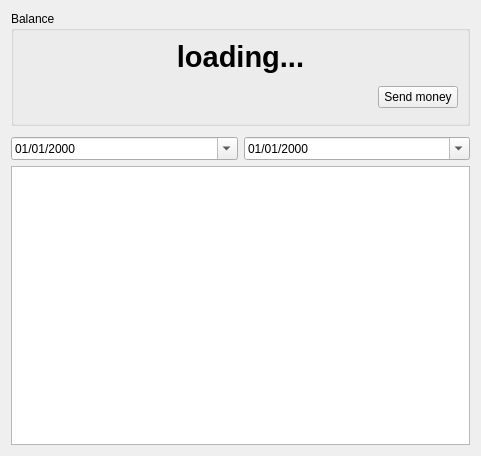
duniter/sakia, file src/sakia/gui/navigation/txhistory/txhistory.ui: the form before one commit.
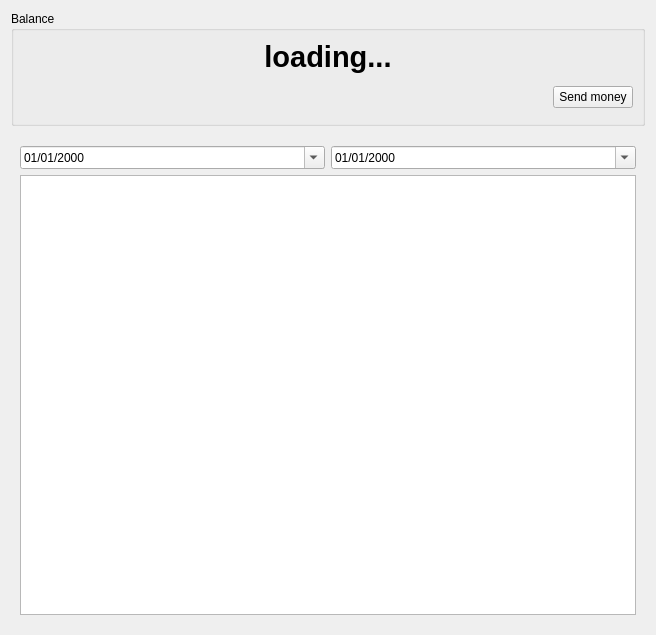
The form after the commit. Icons and pictures are not drawn. Custom widgets are drawn as their Qt base class.

Commit message: Integrate transfer in tx history view

What changed in the file:
```diff
--- a/src/sakia/gui/navigation/txhistory/txhistory.ui
+++ b/src/sakia/gui/navigation/txhistory/txhistory.ui
@@ -6,8 +6,8 @@
    <rect>
     <x>0</x>
     <y>0</y>
-    <width>481</width>
-    <height>456</height>
+    <width>656</width>
+    <height>635</height>
    </rect>
   </property>
   <property name="windowTitle">
@@ -81,6 +81,13 @@
     </widget>
    </item>
    <item>
+    <widget class="QStackedWidget" name="stacked_widget">
+     <property name="currentIndex">
+      <number>0</number>
+     </property>
+     <widget class="QWidget" name="page_history">
+      <layout class="QVBoxLayout" name="verticalLayout_2">
+       <item>
     <layout class="QVBoxLayout" name="verticalLayout_3">
      <item>
       <layout class="QHBoxLayout" name="horizontalLayout_2">
@@ -132,6 +139,10 @@
       </widget>
      </item>
     </layout>
+       </item>
+      </layout>
+     </widget>
+    </widget>
    </item>
   </layout>
  </widget>
```
Lines whose indentation alone changed are shown as unchanged. The commit also changes 9 other files.
